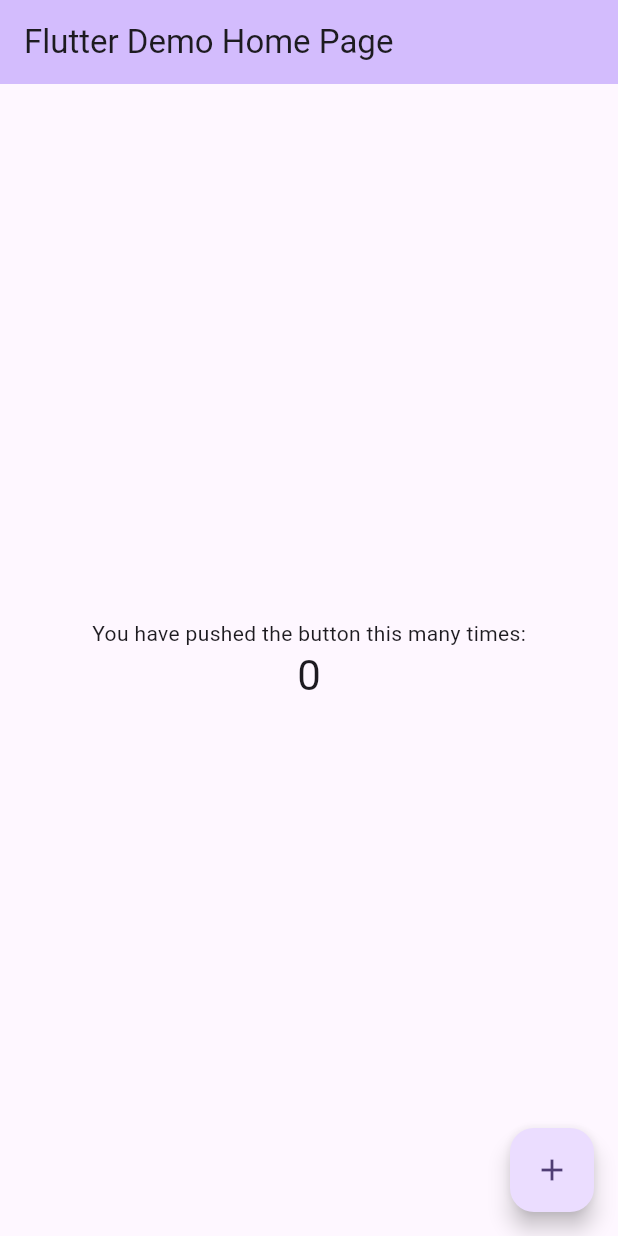
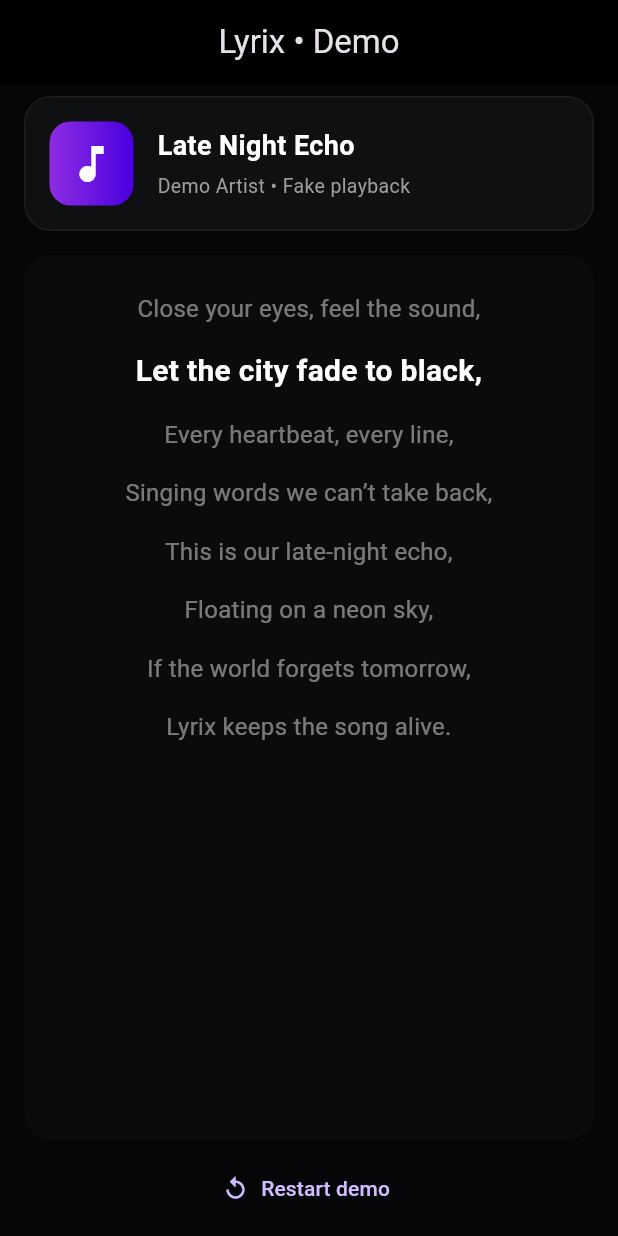
Before and after one commit to pratik-kadav/lyrix, a Flutter app: the screen it shows after launch, on a phone screen of 412 x 824 dp. Run offline on Flutter 3.47's test engine with Material 3 defaults, Android fonts, the phone set to English and light mode, and no system bars.

Commit message:
Add Phase 1 synced lyrics demo UI

```diff
--- a/lib/main.dart
+++ b/lib/main.dart
@@ -1,122 +1,242 @@
+import 'dart:async';
 import 'package:flutter/material.dart';
 
 void main() {
-  runApp(const MyApp());
+  runApp(const LyrixApp());
 }
 
-class MyApp extends StatelessWidget {
-  const MyApp({super.key});
+class LyrixApp extends StatelessWidget {
+  const LyrixApp({super.key});
 
-  // This widget is the root of your application.
   @override
   Widget build(BuildContext context) {
     return MaterialApp(
-      title: 'Flutter Demo',
-      theme: ThemeData(
-        // This is the theme of your application.
-        //
-        // TRY THIS: Try running your application with "flutter run". You'll see
-        // the application has a purple toolbar. Then, without quitting the app,
-        // try changing the seedColor in the colorScheme below to Colors.green
-        // and then invoke "hot reload" (save your changes or press the "hot
-        // reload" button in a Flutter-supported IDE, or press "r" if you used
-        // the command line to start the app).
-        //
-        // Notice that the counter didn't reset back to zero; the application
-        // state is not lost during the reload. To reset the state, use hot
-        // restart instead.
-        //
-        // This works for code too, not just values: Most code changes can be
-        // tested with just a hot reload.
-        colorScheme: ColorScheme.fromSeed(seedColor: Colors.deepPurple),
+      title: 'Lyrix',
+      debugShowCheckedModeBanner: false,
+      theme: ThemeData.dark().copyWith(
+        scaffoldBackgroundColor: const Color(0xFF050608),
+        textTheme: ThemeData.dark().textTheme.apply(
+          bodyColor: Colors.white,
+          displayColor: Colors.white,
+        ),
       ),
-      home: const MyHomePage(title: 'Flutter Demo Home Page'),
+      home: const LyrixDemoScreen(),
     );
   }
 }
 
-class MyHomePage extends StatefulWidget {
-  const MyHomePage({super.key, required this.title});
+class LyricLine {
+  final Duration time;
+  final String text;
 
-  // This widget is the home page of your application. It is stateful, meaning
-  // that it has a State object (defined below) that contains fields that affect
-  // how it looks.
+  LyricLine(this.time, this.text);
+}
 
-  // This class is the configuration for the state. It holds the values (in this
-  // case the title) provided by the parent (in this case the App widget) and
-  // used by the build method of the State. Fields in a Widget subclass are
-  // always marked "final".
-
-  final String title;
+class LyrixDemoScreen extends StatefulWidget {
+  const LyrixDemoScreen({super.key});
 
   @override
-  State<MyHomePage> createState() => _MyHomePageState();
+  State<LyrixDemoScreen> createState() => _LyrixDemoScreenState();
 }
 
-class _MyHomePageState extends State<MyHomePage> {
-  int _counter = 0;
+class _LyrixDemoScreenState extends State<LyrixDemoScreen> {
+  final List<LyricLine> _lyrics = [
+    LyricLine(const Duration(seconds: 0),  "Close your eyes, feel the sound,"),
+    LyricLine(const Duration(seconds: 4),  "Let the city fade to black,"),
+    LyricLine(const Duration(seconds: 8),  "Every heartbeat, every line,"),
+    LyricLine(const Duration(seconds: 12), "Singing words we can’t take back,"),
+    LyricLine(const Duration(seconds: 16), "This is our late-night echo,"),
+    LyricLine(const Duration(seconds: 20), "Floating on a neon sky,"),
+    LyricLine(const Duration(seconds: 24), "If the world forgets tomorrow,"),
+    LyricLine(const Duration(seconds: 28), "Lyrix keeps the song alive."),
+  ];
 
-  void _incrementCounter() {
-    setState(() {
-      // This call to setState tells the Flutter framework that something has
-      // changed in this State, which causes it to rerun the build method below
-      // so that the display can reflect the updated values. If we changed
-      // _counter without calling setState(), then the build method would not be
-      // called again, and so nothing would appear to happen.
-      _counter++;
+  Duration _currentPosition = Duration.zero;
+  Timer? _timer;
+  int _currentIndex = 0;
+  final ScrollController _scrollController = ScrollController();
+
+  @override
+  void initState() {
+    super.initState();
+    _startFakePlayback();
+  }
+
+  void _startFakePlayback() {
+    _timer?.cancel();
+    _currentPosition = Duration.zero;
+    _currentIndex = 0;
+
+    _timer = Timer.periodic(const Duration(milliseconds: 500), (timer) {
+      setState(() {
+        _currentPosition += const Duration(milliseconds: 500);
+        _updateCurrentIndex();
+      });
     });
+  }
+
+  void _updateCurrentIndex() {
+    int newIndex = _currentIndex;
+
+    for (int i = 0; i < _lyrics.length; i++) {
+      final isLast = i == _lyrics.length - 1;
+      final start = _lyrics[i].time;
+      final end = isLast ? start + const Duration(seconds: 4) : _lyrics[i + 1].time;
+
+      if (_currentPosition >= start && _currentPosition < end) {
+        newIndex = i;
+        break;
+      }
+    }
+
+    if (newIndex != _currentIndex) {
+      _currentIndex = newIndex;
+
+      // Smooth scroll to keep current line near center
+      _scrollController.animateTo(
+        (_currentIndex * 48).toDouble(), // approx height per item
+        duration: const Duration(milliseconds: 350),
+        curve: Curves.easeOut,
+      );
+    }
+  }
+
+  @override
+  void dispose() {
+    _timer?.cancel();
+    _scrollController.dispose();
+    super.dispose();
+  }
+
+  void _restartDemo() {
+    _startFakePlayback();
   }
 
   @override
   Widget build(BuildContext context) {
-    // This method is rerun every time setState is called, for instance as done
-    // by the _incrementCounter method above.
-    //
-    // The Flutter framework has been optimized to make rerunning build methods
-    // fast, so that you can just rebuild anything that needs updating rather
-    // than having to individually change instances of widgets.
     return Scaffold(
       appBar: AppBar(
-        // TRY THIS: Try changing the color here to a specific color (to
-        // Colors.amber, perhaps?) and trigger a hot reload to see the AppBar
-        // change color while the other colors stay the same.
-        backgroundColor: Theme.of(context).colorScheme.inversePrimary,
-        // Here we take the value from the MyHomePage object that was created by
-        // the App.build method, and use it to set our appbar title.
-        title: Text(widget.title),
+        title: const Text('Lyrix • Demo'),
+        centerTitle: true,
+        elevation: 0,
+        backgroundColor: Colors.black,
       ),
-      body: Center(
-        // Center is a layout widget. It takes a single child and positions it
-        // in the middle of the parent.
-        child: Column(
-          // Column is also a layout widget. It takes a list of children and
-          // arranges them vertically. By default, it sizes itself to fit its
-          // children horizontally, and tries to be as tall as its parent.
-          //
-          // Column has various properties to control how it sizes itself and
-          // how it positions its children. Here we use mainAxisAlignment to
-          // center the children vertically; the main axis here is the vertical
-          // axis because Columns are vertical (the cross axis would be
-          // horizontal).
-          //
-          // TRY THIS: Invoke "debug painting" (choose the "Toggle Debug Paint"
-          // action in the IDE, or press "p" in the console), to see the
-          // wireframe for each widget.
-          mainAxisAlignment: MainAxisAlignment.center,
-          children: <Widget>[
-            const Text('You have pushed the button this many times:'),
-            Text(
-              '$_counter',
-              style: Theme.of(context).textTheme.headlineMedium,
-            ),
-          ],
+      body: SafeArea(
+        child: Padding(
+          padding: const EdgeInsets.symmetric(horizontal: 16, vertical: 8),
+          child: Column(
+            crossAxisAlignment: CrossAxisAlignment.stretch,
+            children: [
+              // Song info card
+              Container(
+                padding: const EdgeInsets.all(16),
+                decoration: BoxDecoration(
+                  color: Colors.white.withOpacity(0.04),
+                  borderRadius: BorderRadius.circular(18),
+                  border: Border.all(color: Colors.white.withOpacity(0.06)),
+                ),
+                child: Row(
+                  children: [
+                    Container(
+                      width: 56,
+                      height: 56,
+                      decoration: BoxDecoration(
+                        borderRadius: BorderRadius.circular(14),
+                        gradient: const LinearGradient(
+                          colors: [
+                            Color(0xFF8E2DE2),
+                            Color(0xFF4A00E0),
+                          ],
+                        ),
+                      ),
+                      child: const Icon(Icons.music_note, size: 32),
+                    ),
+                    const SizedBox(width: 16),
+                    const Expanded(
+                      child: Column(
+                        crossAxisAlignment: CrossAxisAlignment.start,
+                        children: [
+                          Text(
+                            'Late Night Echo',
+                            style: TextStyle(
+                              fontSize: 18,
+                              fontWeight: FontWeight.w600,
+                            ),
+                          ),
+                          SizedBox(height: 4),
+                          Text(
+                            'Demo Artist • Fake playback',
+                            style: TextStyle(
+                              fontSize: 13,
+                              color: Colors.grey,
+                            ),
+                          ),
+                        ],
+                      ),
+                    ),
+                  ],
+                ),
+              ),
+              const SizedBox(height: 16),
+
+              // Lyrics list
+              Expanded(
+                child: Container(
+                  decoration: BoxDecoration(
+                    color: Colors.white.withOpacity(0.02),
+                    borderRadius: BorderRadius.circular(18),
+                  ),
+                  child: ListView.builder(
+                    controller: _scrollController,
+                    padding: const EdgeInsets.symmetric(vertical: 16),
+                    itemCount: _lyrics.length,
+                    itemBuilder: (context, index) {
+                      final line = _lyrics[index];
+                      final isActive = index == _currentIndex;
+
+                      return AnimatedContainer(
+                        duration: const Duration(milliseconds: 250),
+                        padding: const EdgeInsets.symmetric(
+                          horizontal: 8,
+                          vertical: 8,
+                        ),
+                        alignment: Alignment.center,
+                        child: Opacity(
+                          opacity: isActive ? 1 : 0.45,
+                          child: Text(
+                            line.text,
+                            textAlign: TextAlign.center,
+                            style: TextStyle(
+                              fontSize: isActive ? 20 : 16,
+                              fontWeight:
+                              isActive ? FontWeight.w600 : FontWeight.w400,
+                              letterSpacing: 0.2,
+                            ),
+                          ),
+                        ),
+                      );
+                    },
+                  ),
+                ),
+              ),
+
+              const SizedBox(height: 8),
+
+              // Controls
+              Row(
+                mainAxisAlignment: MainAxisAlignment.center,
+                children: [
+                  TextButton.icon(
+                    onPressed: _restartDemo,
+                    icon: const Icon(Icons.replay),
+                    label: const Text('Restart demo'),
+                  ),
+                ],
+              ),
+            ],
+          ),
         ),
       ),
-      floatingActionButton: FloatingActionButton(
-        onPressed: _incrementCounter,
-        tooltip: 'Increment',
-        child: const Icon(Icons.add),
-      ), // This trailing comma makes auto-formatting nicer for build methods.
     );
   }
 }
```
